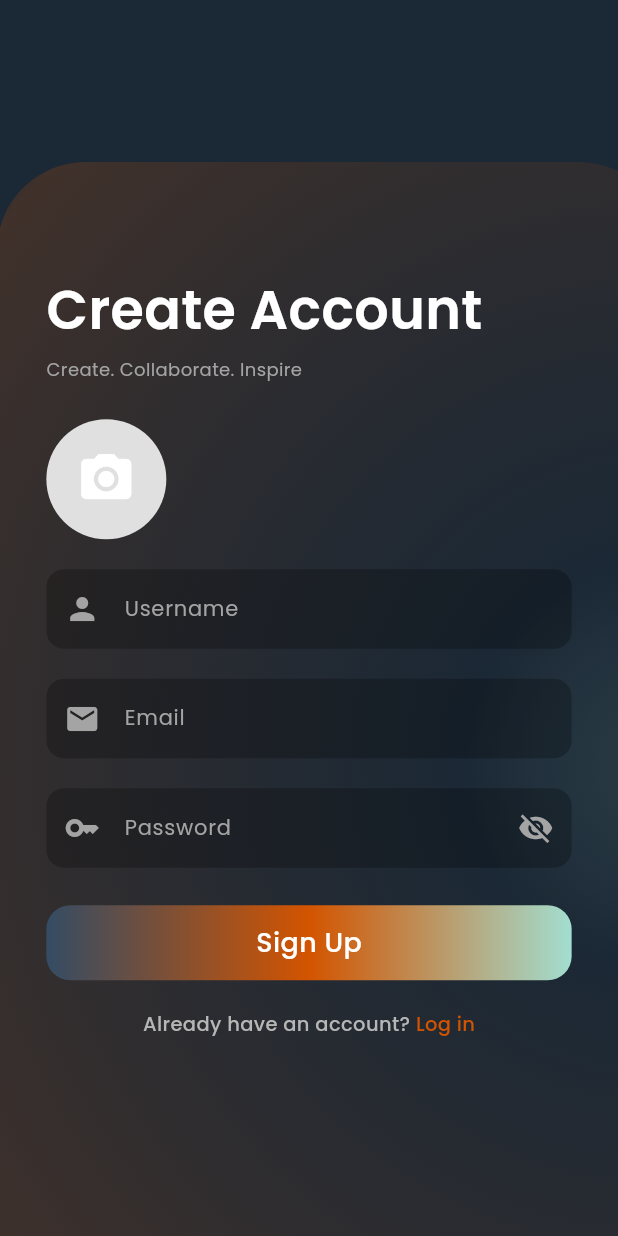
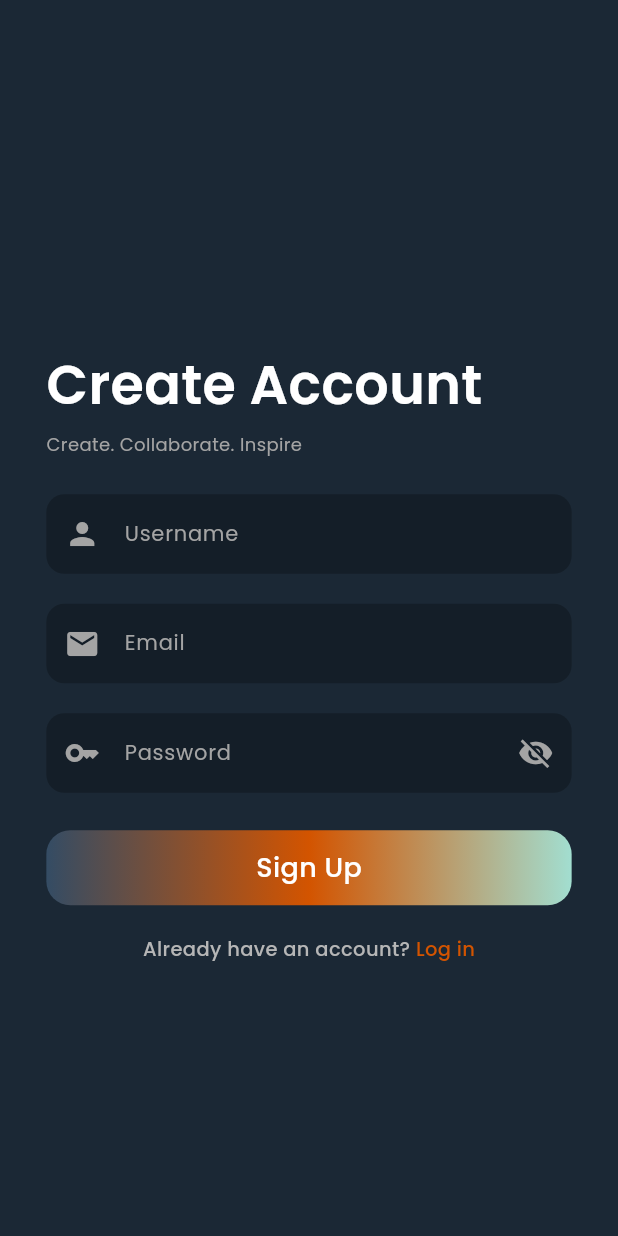
Before and after one commit to JoryAlharbi/2024-25_GP_21, a Flutter app: the SignUpPage screen opened by its route, on a phone screen of 412 x 824 dp. Run offline on Flutter 3.47's test engine with Material 3 defaults, Android fonts, the phone set to English and light mode, and no system bars; our stand-ins replace cloud_firestore, firebase_auth, firebase_core, firebase_storage, google_fonts, image_picker; missing offline and left inert: firebase_app_check; accounts and stored records are empty.

Commit message:
another sign up

```diff
--- a/lib/signup_page.dart
+++ b/lib/signup_page.dart
@@ -1,11 +1,12 @@
+import 'package:cloud_firestore/cloud_firestore.dart';
 import 'package:flutter/material.dart';
 import 'package:firebase_auth/firebase_auth.dart';
 import 'package:google_fonts/google_fonts.dart';
+import 'homepage.dart';
 import 'package:cloud_firestore/cloud_firestore.dart';
 import 'package:firebase_storage/firebase_storage.dart';
 import 'package:image_picker/image_picker.dart';
 import 'dart:io';
-import 'homepage.dart';
 
 class SignUpPage extends StatefulWidget {
   const SignUpPage({super.key});
@@ -16,8 +17,6 @@ class SignUpPage extends StatefulWidget {
 
 class _SignUpPageState extends State<SignUpPage> {
   FirebaseAuth auth = FirebaseAuth.instance;
-  final ImagePicker _picker = ImagePicker();
-  XFile? _image;
   final TextEditingController _emailController = TextEditingController();
   final TextEditingController _passwordController = TextEditingController();
   final TextEditingController _usernameController = TextEditingController();
@@ -25,20 +24,10 @@ class _SignUpPageState extends State<SignUpPage> {
   bool _isLoading = false;
   bool _isSuccessful = false;
 
-  Future<void> _pickImage() async {
-    final XFile? selectedImage =
-        await _picker.pickImage(source: ImageSource.gallery);
-    setState(() {
-      _image = selectedImage;
-    });
-  }
-
   void signUpAction() async {
     setState(() {
       _isLoading = true;
-      _isSuccessful = false;
     });
-
     try {
       UserCredential userCredential = await auth.createUserWithEmailAndPassword(
         email: _emailController.text.trim(),
@@ -47,48 +36,26 @@ class _SignUpPageState extends State<SignUpPage> {
 
       User? user = userCredential.user;
 
-      if (user != null && _image != null) {
-        File imageFile = File(_image!.path);
-        String fileName = '${user.uid}/profile_picture.jpg';
-        Reference storageRef = FirebaseStorage.instance.ref().child(fileName);
-
-        await storageRef.putFile(imageFile);
-        String downloadURL = await storageRef.getDownloadURL();
-
-        await FirebaseFirestore.instance
-            .collection('Writer')
-            .doc(user.uid)
-            .set({
+      if (user != null) {
+        // Save user information in Firestore
+        FirebaseFirestore.instance.collection('Writer').doc(user.uid).set({
           'username': _usernameController.text.trim(),
           'email': _emailController.text.trim(),
-          'profilePicture': downloadURL,
         });
 
-        // Set state to show the success state
+        // Show success checkmark
         setState(() {
-          _isLoading = false;
           _isSuccessful = true;
         });
 
-        // Delay for 1 second to show the checkmark, then navigate
-        await Future.delayed(Duration(seconds: 1));
-
+        // Delay to allow user to see the checkmark, then navigate
+        await Future.delayed(Duration(seconds: 2));
         Navigator.pushReplacement(
           context,
           MaterialPageRoute(builder: (context) => HomePage()),
         );
-      } else {
-        setState(() {
-          _isLoading = false;
-        });
-        _showErrorDialog("Please select a profile image.");
       }
     } on FirebaseAuthException catch (e) {
-      setState(() {
-        _isLoading = false;
-        _isSuccessful = false;
-      });
-
       String errorMessage;
       if (e.code == 'weak-password') {
         errorMessage =
@@ -101,23 +68,11 @@ class _SignUpPageState extends State<SignUpPage> {
         errorMessage = "Failed to sign up. Please try again.";
       }
 
-      _showErrorDialog(errorMessage);
-    } catch (e) {
-      setState(() {
-        _isLoading = false;
-        _isSuccessful = false;
-      });
-
-      _showErrorDialog("An error occurred. Please try again.");
-    }
-  }
-
-  void _showErrorDialog(String message) {
       showDialog(
         context: context,
         builder: (context) => AlertDialog(
           title: Text("Sign Up Failed"),
-        content: Text(message),
+          content: Text(errorMessage),
           actions: [
             TextButton(
               onPressed: () => Navigator.pop(context),
@@ -126,6 +81,25 @@ class _SignUpPageState extends State<SignUpPage> {
           ],
         ),
       );
+    } catch (e) {
+      showDialog(
+        context: context,
+        builder: (context) => AlertDialog(
+          title: Text("Sign Up Failed"),
+          content: Text("An error occurred. Please try again."),
+          actions: [
+            TextButton(
+              onPressed: () => Navigator.pop(context),
+              child: Text("OK"),
+            ),
+          ],
+        ),
+      );
+    } finally {
+      setState(() {
+        _isLoading = false;
+      });
+    }
   }
 
   @override
@@ -134,28 +108,6 @@ class _SignUpPageState extends State<SignUpPage> {
       backgroundColor: const Color(0xFF1B2835),
       body: Stack(
         children: [
-          Positioned(
-            top: 108,
-            left: -2,
-            child: Container(
-              width: 447,
-              height: 803,
-              decoration: BoxDecoration(
-                gradient: RadialGradient(
-                  colors: [
-                    const Color(0xFFA2DED0).withOpacity(0.1),
-                    const Color(0xFF1B2835).withOpacity(0.15),
-                    const Color(0xFFD35400).withOpacity(0.2),
-                    const Color(0xFF1B2835).withOpacity(0.1),
-                  ],
-                  radius: 1.5,
-                  center: Alignment.centerRight,
-                  stops: const [0.0, 0.2, 0.85, 1],
-                ),
-                borderRadius: BorderRadius.circular(59),
-              ),
-            ),
-          ),
           Align(
             alignment: Alignment.center,
             child: FractionallySizedBox(
@@ -184,41 +136,89 @@ class _SignUpPageState extends State<SignUpPage> {
                       ),
                     ),
                     const SizedBox(height: 25),
-                    GestureDetector(
-                      onTap: _pickImage,
-                      child: CircleAvatar(
-                        radius: 40,
-                        backgroundColor: Colors.grey[300],
-                        backgroundImage: _image != null
-                            ? FileImage(File(_image!.path))
-                            : null,
-                        child: _image == null
-                            ? const Icon(Icons.camera_alt,
-                                color: Colors.white, size: 40)
-                            : null,
+                    Container(
+                      decoration: BoxDecoration(
+                        color: const Color.fromRGBO(0, 0, 0, 0.25),
+                        borderRadius: BorderRadius.circular(12),
+                      ),
+                      child: TextField(
+                        controller: _usernameController,
+                        style: GoogleFonts.poppins(
+                          fontSize: 14,
+                          fontWeight: FontWeight.w500,
+                          color: Colors.white,
+                        ),
+                        decoration: InputDecoration(
+                          hintText: 'Username',
+                          hintStyle: GoogleFonts.poppins(
+                            fontSize: 14,
+                            fontWeight: FontWeight.w400,
+                            color: const Color(0xFFA4A4A4),
+                          ),
+                          prefixIcon: const Icon(Icons.person,
+                              color: Color(0xFFA4A4A4)),
+                          contentPadding:
+                              const EdgeInsets.symmetric(vertical: 16.0),
+                          border: InputBorder.none,
+                        ),
                       ),
                     ),
                     const SizedBox(height: 20),
-                    _buildTextField(
-                      controller: _usernameController,
-                      hint: 'Username',
-                      icon: Icons.person,
+                    Container(
+                      decoration: BoxDecoration(
+                        color: const Color.fromRGBO(0, 0, 0, 0.25),
+                        borderRadius: BorderRadius.circular(12),
+                      ),
+                      child: TextField(
+                        controller: _emailController,
+                        style: GoogleFonts.poppins(
+                          fontSize: 14,
+                          fontWeight: FontWeight.w500,
+                          color: Colors.white,
+                        ),
+                        decoration: InputDecoration(
+                          hintText: 'Email',
+                          hintStyle: GoogleFonts.poppins(
+                            fontSize: 14,
+                            fontWeight: FontWeight.w400,
+                            color: const Color(0xFFA4A4A4),
+                          ),
+                          prefixIcon:
+                              const Icon(Icons.email, color: Color(0xFFA4A4A4)),
+                          contentPadding:
+                              const EdgeInsets.symmetric(vertical: 16.0),
+                          border: InputBorder.none,
+                        ),
+                      ),
                     ),
                     const SizedBox(height: 20),
-                    _buildTextField(
-                      controller: _emailController,
-                      hint: 'Email',
-                      icon: Icons.email,
+                    Container(
+                      decoration: BoxDecoration(
+                        color: const Color.fromRGBO(0, 0, 0, 0.25),
+                        borderRadius: BorderRadius.circular(12),
                       ),
-                    const SizedBox(height: 20),
-                    _buildTextField(
+                      child: TextField(
                         controller: _passwordController,
-                      hint: 'Password',
-                      icon: Icons.key,
                         obscureText: _isObscured,
+                        style: GoogleFonts.poppins(
+                          fontSize: 14,
+                          fontWeight: FontWeight.w500,
+                          color: Colors.white,
+                        ),
+                        decoration: InputDecoration(
+                          hintText: 'Password',
+                          hintStyle: GoogleFonts.poppins(
+                            fontSize: 14,
+                            fontWeight: FontWeight.w400,
+                            color: const Color(0xFFA4A4A4),
+                          ),
+                          prefixIcon:
+                              const Icon(Icons.key, color: Color(0xFFA4A4A4)),
                           suffixIcon: IconButton(
                             icon: Icon(
-                          _isObscured ? Icons.visibility_off : Icons.visibility,
+                              _isObscured
+                                  ? Icons.visibility_off
+                                  : Icons.visibility,
                               color: const Color(0xFFA4A4A4),
                             ),
                             onPressed: () {
@@ -227,11 +227,29 @@ class _SignUpPageState extends State<SignUpPage> {
                               });
                             },
                           ),
+                          contentPadding:
+                              const EdgeInsets.symmetric(vertical: 16.0),
+                          border: InputBorder.none,
+                        ),
+                      ),
                     ),
                     const SizedBox(height: 25),
                     GestureDetector(
-                      onTap: _isLoading ? null : signUpAction,
-                      child: Container(
+                      onTap: signUpAction,
+                      child: AnimatedSwitcher(
+                        duration: Duration(milliseconds: 500),
+                        child: _isLoading
+                            ? CircularProgressIndicator(
+                                valueColor:
+                                    AlwaysStoppedAnimation<Color>(Colors.white),
+                              )
+                            : _isSuccessful
+                                ? Icon(
+                                    Icons.check_circle,
+                                    color: Colors.green,
+                                    size: 50,
+                                  )
+                                : Container(
                                     width: double.infinity,
                                     height: 50,
                                     decoration: BoxDecoration(
@@ -247,28 +265,13 @@ class _SignUpPageState extends State<SignUpPage> {
                                       borderRadius: BorderRadius.circular(16),
                                     ),
                                     child: Center(
-                          child: AnimatedSwitcher(
-                            duration: Duration(milliseconds: 500),
-                            child: _isLoading
-                                ? CircularProgressIndicator(
-                                    color: Colors.white,
-                                    key: ValueKey("loading"),
-                                  )
-                                : _isSuccessful
-                                    ? Icon(
-                                        Icons.check,
-                                        color: Colors.white,
-                                        size: 28,
-                                        key: ValueKey("check"),
-                                      )
-                                    : Text(
+                                      child: Text(
                                         'Sign Up',
                                         style: GoogleFonts.poppins(
                                           fontSize: 18,
                                           fontWeight: FontWeight.w500,
                                           color: Colors.white,
                                         ),
-                                        key: ValueKey("signUpText"),
                                       ),
                                     ),
                                   ),
@@ -310,40 +313,4 @@ class _SignUpPageState extends State<SignUpPage> {
       ),
     );
   }
-
-  Widget _buildTextField({
-    required TextEditingController controller,
-    required String hint,
-    required IconData icon,
-    bool obscureText = false,
-    Widget? suffixIcon,
-  }) {
-    return Container(
-      decoration: BoxDecoration(
-        color: const Color.fromRGBO(0, 0, 0, 0.25),
-        borderRadius: BorderRadius.circular(12),
-      ),
-      child: TextField(
-        controller: controller,
-        obscureText: obscureText,
-        style: GoogleFonts.poppins(
-          fontSize: 14,
-          fontWeight: FontWeight.w500,
-          color: Colors.white,
-        ),
-        decoration: InputDecoration(
-          hintText: hint,
-          hintStyle: GoogleFonts.poppins(
-            fontSize: 14,
-            fontWeight: FontWeight.w400,
-            color: const Color(0xFFA4A4A4),
-          ),
-          prefixIcon: Icon(icon, color: Color(0xFFA4A4A4)),
-          suffixIcon: suffixIcon,
-          contentPadding: const EdgeInsets.symmetric(vertical: 16.0),
-          border: InputBorder.none,
-        ),
-      ),
-    );
 }
-}
```
Lines whose indentation alone changed are shown as unchanged.
